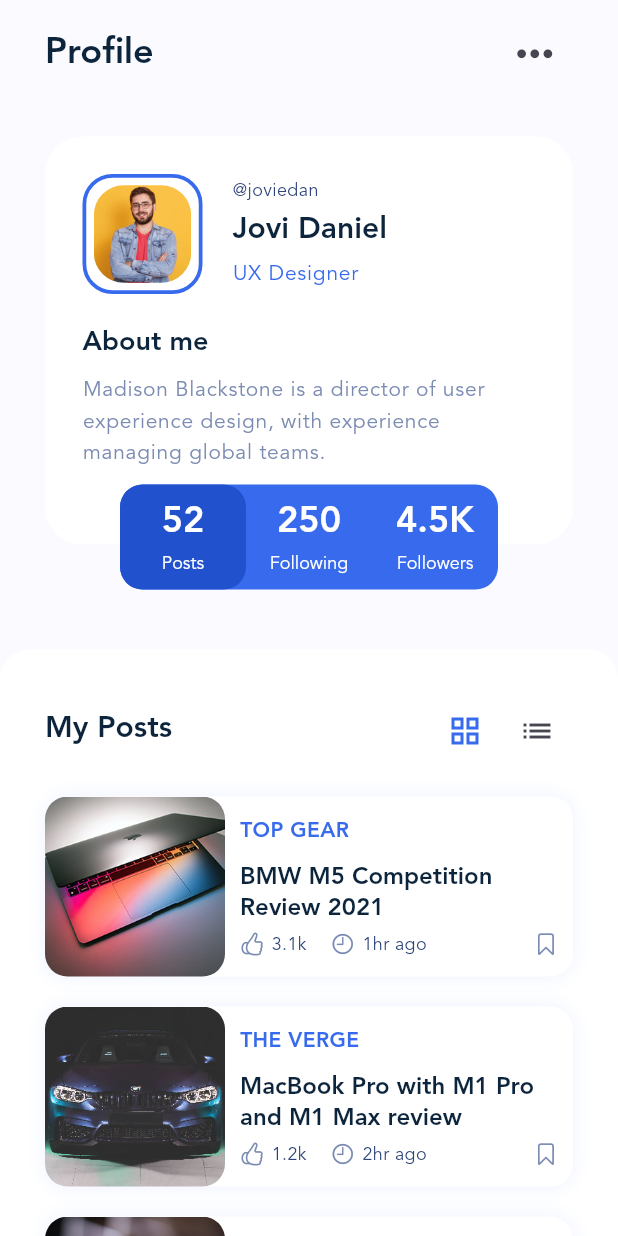
After one commit to uranus-code/blog_club, a Flutter app: the screen it shows after launch, after a tap on "Emilia", on a phone screen of 412 x 824 dp. The commit adds this screen. Run offline on Flutter 3.47's test engine with Material 3 defaults, Android fonts, the phone set to English and light mode, and no system bars; our stand-ins replace carousel_slider, dotted_border.

Commit message:
Upload project on Github part 3

```diff
--- a/lib/constants.dart
+++ b/lib/constants.dart
@@ -4,3 +4,4 @@ const kprimaryTextColor = Color(0xff0D253C);
 const ksecondaryTextColor = Color(0xff2D4379);
 const kprimaryColor = Color(0xFF376AED);
 const kgreyColor = Color(0xff7B8BB2);
+const kbackgroundColor = Color(0xFFFBFBFF);
--- /dev/null
+++ b/lib/screens/profile_screen.dart
@@ -0,0 +1,93 @@
+import 'package:blog_club/constants.dart';
+import 'package:blog_club/models/post.dart';
+import 'package:blog_club/widgets/about_profile_box.dart';
+import 'package:blog_club/widgets/post_card.dart';
+import 'package:flutter/material.dart';
+
+class ProfileScreen extends StatefulWidget {
+  const ProfileScreen({super.key});
+
+  @override
+  State<ProfileScreen> createState() => _ProfileScreenState();
+}
+
+class _ProfileScreenState extends State<ProfileScreen> {
+  @override
+  Widget build(BuildContext context) {
+    return Scaffold(
+      backgroundColor: kbackgroundColor,
+      body: SafeArea(
+        child: SingleChildScrollView(
+          child: Column(
+            crossAxisAlignment: CrossAxisAlignment.start,
+            children: [
+              Padding(
+                padding: const EdgeInsets.symmetric(
+                  horizontal: 30,
+                  vertical: 10,
+                ),
+                child: Row(
+                  children: [
+                    Text(
+                      "Profile",
+                      style: Theme.of(context).textTheme.headlineMedium,
+                    ),
+                    const Spacer(),
+                    IconButton(
+                      onPressed: () {},
+                      icon: const Icon(
+                        Icons.more_horiz,
+                        size: 35,
+                      ),
+                    ),
+                  ],
+                ),
+              ),
+              const SizedBox(height: 20),
+              const AboutProfileBox(),
+              const SizedBox(height: 40),
+              Container(
+                width: double.infinity,
+                padding: const EdgeInsets.all(30),
+                decoration: const BoxDecoration(
+                  color: Colors.white,
+                  borderRadius: BorderRadius.only(
+                    topRight: Radius.circular(20),
+                    topLeft: Radius.circular(20),
+                  ),
+                ),
+                child: Column(
+                  crossAxisAlignment: CrossAxisAlignment.start,
+                  children: [
+                    Row(
+                      children: [
+                        Text(
+                          "My Posts",
+                          style: Theme.of(context).textTheme.headlineSmall,
+                        ),
+                        const Spacer(),
+                        IconButton(
+                          onPressed: () {},
+                          icon: const Icon(
+                            Icons.grid_view,
+                            color: kprimaryColor,
+                          ),
+                        ),
+                        IconButton(
+                          onPressed: () {},
+                          icon: const Icon(Icons.list),
+                        ),
+                      ],
+                    ),
+                    const SizedBox(height: 20),
+                    for (var post in posts) PostCard(post: post),
+                  ],
+                ),
+              )
+            ],
+          ),
+        ),
+      ),
+    );
+  }
+}
--- /dev/null
+++ b/lib/widgets/about_profile_box.dart
@@ -0,0 +1,211 @@
+import 'package:blog_club/constants.dart';
+import 'package:flutter/material.dart';
+
+class AboutProfileBox extends StatelessWidget {
+  const AboutProfileBox({
+    super.key,
+  });
+
+  @override
+  Widget build(BuildContext context) {
+    return Padding(
+      padding: const EdgeInsets.symmetric(horizontal: 30),
+      child: Stack(
+        children: [
+          Container(
+            margin: const EdgeInsets.only(bottom: 30),
+            width: double.infinity,
+            padding: const EdgeInsets.all(25),
+            decoration: BoxDecoration(
+              color: Colors.white,
+              borderRadius: BorderRadius.circular(25),
+              boxShadow: [
+                BoxShadow(
+                  blurRadius: 20,
+                  color: kbackgroundColor.withOpacity(0.8),
+                )
+              ],
+            ),
+            child: Column(
+              crossAxisAlignment: CrossAxisAlignment.start,
+              children: [
+                Row(
+                  children: [
+                    Container(
+                      width: 80,
+                      height: 80,
+                      padding: const EdgeInsets.all(5),
+                      decoration: BoxDecoration(
+                          border: Border.all(
+                            color: kprimaryColor,
+                            width: 2.5,
+                          ),
+                          borderRadius: BorderRadius.circular(20)),
+                      child: ClipRRect(
+                        borderRadius: BorderRadius.circular(20),
+                        child: Image.asset("assets/img/stories/story_5.jpg"),
+                      ),
+                    ),
+                    const SizedBox(width: 20),
+                    Column(
+                      crossAxisAlignment: CrossAxisAlignment.start,
+                      children: [
+                        const Text("@joviedan"),
+                        const SizedBox(height: 5),
+                        Text(
+                          "Jovi Daniel",
+                          style: Theme.of(context).textTheme.headlineSmall,
+                        ),
+                        const SizedBox(height: 5),
+                        Text(
+                          "UX Designer",
+                          style: Theme.of(context)
+                              .textTheme
+                              .bodyLarge!
+                              .apply(color: kprimaryColor),
+                        )
+                      ],
+                    )
+                  ],
+                ),
+                const SizedBox(height: 20),
+                Text(
+                  "About me",
+                  style: Theme.of(context)
+                      .textTheme
+                      .headlineSmall!
+                      .copyWith(fontSize: 18),
+                ),
+                const SizedBox(height: 10),
+                Text(
+                  "Madison Blackstone is a director of user experience design, with experience managing global teams.",
+                  style: Theme.of(context)
+                      .textTheme
+                      .bodyLarge!
+                      .apply(color: kgreyColor),
+                ),
+                const SizedBox(height: 25),
+              ],
+            ),
+          ),
+          Positioned(
+            bottom: 0,
+            left: 50,
+            right: 50,
+            child: Container(
+              height: 70,
+              decoration: BoxDecoration(
+                color: kprimaryColor,
+                borderRadius: BorderRadius.circular(15),
+              ),
+              child: Row(
+                children: [
+                  Expanded(
+                    flex: 1,
+                    child: Container(
+                      width: double.infinity,
+                      decoration: BoxDecoration(
+                        color: const Color(0xff2151CD),
+                        borderRadius: BorderRadius.circular(15),
+                      ),
+                      child: Column(
+                        mainAxisAlignment: MainAxisAlignment.center,
+                        children: [
+                          Text(
+                            "52",
+                            style: Theme.of(context)
+                                .textTheme
+                                .headlineMedium!
+                                .apply(color: Colors.white),
+                          ),
+                          const SizedBox(height: 5),
+                          Text(
+                            "Posts",
+                            style: Theme.of(context)
+                                .textTheme
+                                .titleLarge!
+                                .copyWith(
+                                  fontSize: 12,
+                                  color: Colors.white,
+                                  fontWeight: FontWeight.w300,
+                                ),
+                          )
+                        ],
+                      ),
+                    ),
+                  ),
+                  Expanded(
+                    flex: 1,
+                    child: Container(
+                      width: double.infinity,
+                      decoration: BoxDecoration(
+                        borderRadius: BorderRadius.circular(15),
+                      ),
+                      child: Column(
+                        mainAxisAlignment: MainAxisAlignment.center,
+                        children: [
+                          Text(
+                            "250",
+                            style: Theme.of(context)
+                                .textTheme
+                                .headlineMedium!
+                                .apply(color: Colors.white),
+                          ),
+                          const SizedBox(height: 5),
+                          Text(
+                            "Following",
+                            style: Theme.of(context)
+                                .textTheme
+                                .titleLarge!
+                                .copyWith(
+                                  fontSize: 12,
+                                  color: Colors.white,
+                                  fontWeight: FontWeight.w300,
+                                ),
+                          )
+                        ],
+                      ),
+                    ),
+                  ),
+                  Expanded(
+                    flex: 1,
+                    child: Container(
+                      width: double.infinity,
+                      decoration: BoxDecoration(
+                        borderRadius: BorderRadius.circular(15),
+                      ),
+                      child: Column(
+                        mainAxisAlignment: MainAxisAlignment.center,
+                        children: [
+                          Text(
+                            "4.5K",
+                            style: Theme.of(context)
+                                .textTheme
+                                .headlineMedium!
+                                .apply(color: Colors.white),
+                          ),
+                          const SizedBox(height: 5),
+                          Text(
+                            "Followers",
+                            style: Theme.of(context)
+                                .textTheme
+                                .titleLarge!
+                                .copyWith(
+                                  fontSize: 12,
+                                  color: Colors.white,
+                                  fontWeight: FontWeight.w300,
+                                ),
+                          )
+                        ],
+                      ),
+                    ),
+                  ),
+                ],
+              ),
+            ),
+          ),
+        ],
+      ),
+    );
+  }
+}
--- a/lib/widgets/story_item.dart
+++ b/lib/widgets/story_item.dart
@@ -1,5 +1,6 @@
 import 'package:blog_club/constants.dart';
 import 'package:blog_club/models/story.dart';
+import 'package:blog_club/screens/profile_screen.dart';
 import 'package:dotted_border/dotted_border.dart';
 import 'package:flutter/material.dart';
 
@@ -12,7 +13,14 @@ class StoryItem extends StatelessWidget {
 
   @override
   Widget build(BuildContext context) {
-    return Container(
+    return GestureDetector(
+      onTap: () => Navigator.push(
+        context,
+        MaterialPageRoute(
+          builder: (context) => ProfileScreen(),
+        ),
+      ),
+      child: Container(
         margin: const EdgeInsets.symmetric(
           horizontal: 4,
           vertical: 2,
@@ -86,6 +94,7 @@ class StoryItem extends StatelessWidget {
             )
           ],
         ),
+      ),
     );
   }
 }
```
Lines whose indentation alone changed are shown as unchanged.
